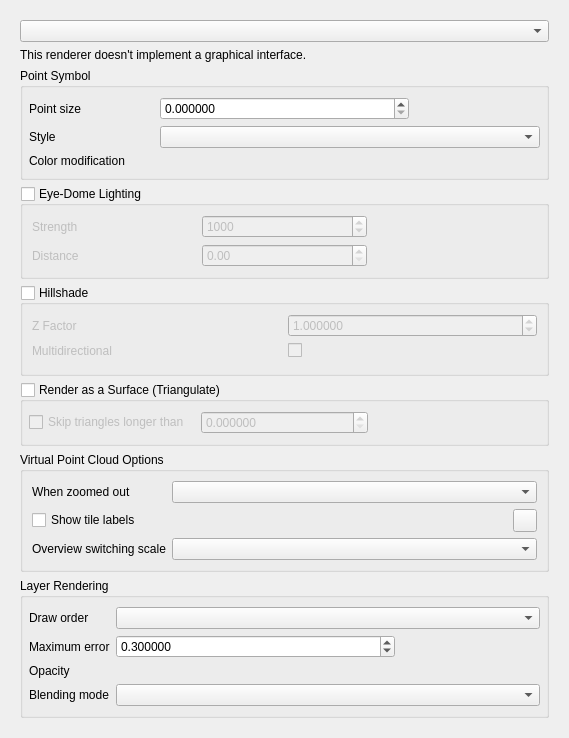
Old version of the form src/ui/pointcloud/qgspointcloudrendererpropsdialogbase.ui in the repository qgis/QGIS.
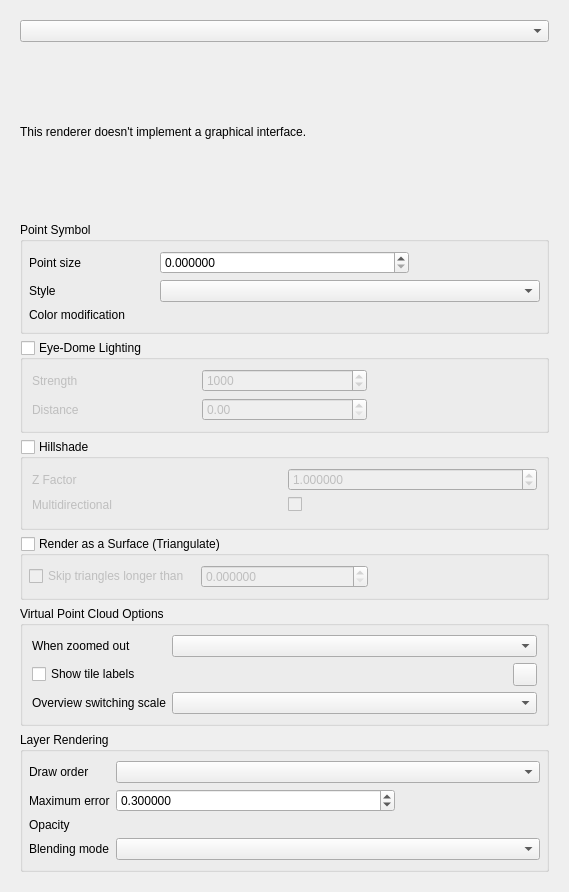
New version of the form. Custom widgets are drawn as their Qt base class.

Commit message:
Various tweaks to the Point Cloud renderer properties
- Correctly name widgets
- Fix tab stops order

What changed in the file:
```diff
--- a/src/ui/pointcloud/qgspointcloudrendererpropsdialogbase.ui
+++ b/src/ui/pointcloud/qgspointcloudrendererpropsdialogbase.ui
@@ -7,7 +7,7 @@
     <x>0</x>
     <y>0</y>
     <width>569</width>
-    <height>618</height>
+    <height>892</height>
    </rect>
   </property>
   <property name="windowTitle">
```
Left out of the diff: 22 changed lines with no effect on the pictures.
